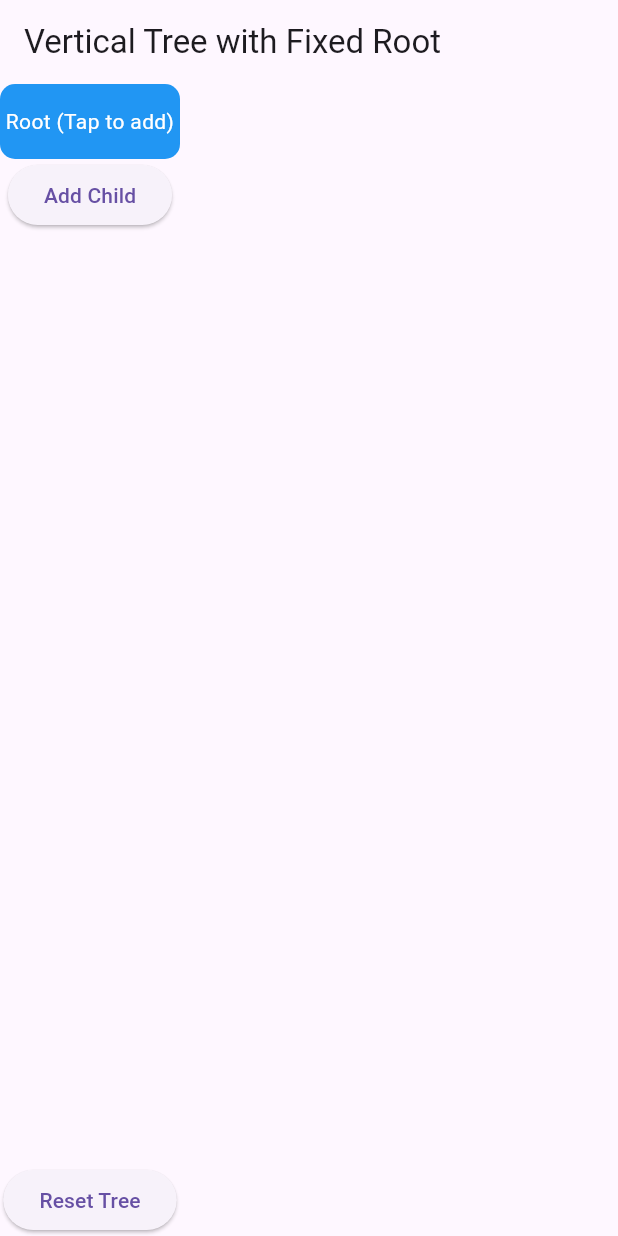
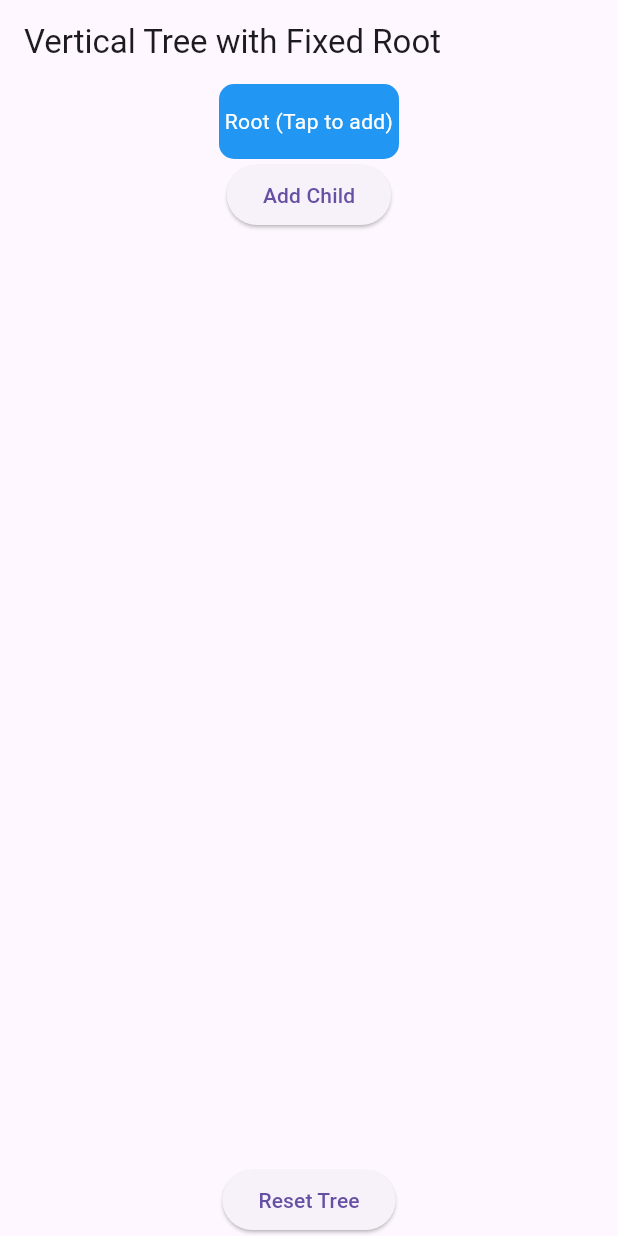
Before and after one commit to studtler/flutter-Mindmap, a Flutter app: the screen it shows after launch, on a phone screen of 412 x 824 dp. Run offline on Flutter 3.47's test engine with Material 3 defaults, Android fonts, the light colour scheme and no system bars.

Commit message:
root node is now centered

```diff
--- a/lib/main.dart
+++ b/lib/main.dart
@@ -33,7 +33,10 @@
   Widget build(BuildContext context) {
     return Column(
       children: [
-        TreeNode(key: rootNodeKey, isRoot: true),
+        Align(
+          alignment: Alignment.topCenter,
+          child: TreeNode(key: rootNodeKey, isRoot: true),
+        ),
         Expanded(
           child: SingleChildScrollView(
             child: Padding(
@@ -86,7 +89,7 @@
 
   Widget buildChildren() {
     return Column(
-      crossAxisAlignment: CrossAxisAlignment.stretch,
+      crossAxisAlignment: CrossAxisAlignment.center,
       children: children.map((child) {
         return Column(
           children: [
```
